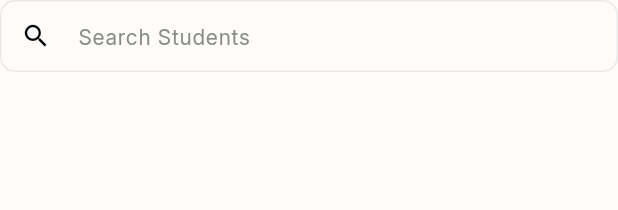
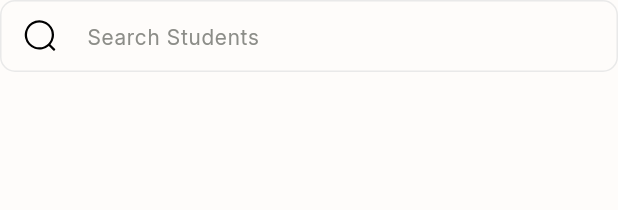
Before and after one commit to uttamkajavadra/his_quiz, a Flutter app: the CommonSearchField widget shown alone on an empty page, opened directly, on a phone screen of 412 x 824 dp. Shown: the top 210 px of the screen. Run offline on Flutter 3.47's test engine with Material 3 defaults, Android fonts, the phone set to English and light mode, and no system bars; our stand-ins replace dotted_border, flutter_svg, get.

Commit message:
create screen as per figma

```diff
--- a/lib/widgets/common_text_field.dart
+++ b/lib/widgets/common_text_field.dart
@@ -1,6 +1,8 @@
 import 'package:flutter/material.dart';
+import 'package:flutter_svg/svg.dart';
 import 'package:his_quiz/config/common_colors.dart';
 import 'package:his_quiz/config/common_text_style.dart';
+import 'package:his_quiz/config/image_path.dart';
 
 class CommonAuthField extends StatefulWidget {
   final String titleText;
@@ -93,8 +95,9 @@ class _CommonAuthFieldState extends State<CommonAuthField> {
             suffixIcon: widget.isPassword
                 ? IconButton(
                     icon: Icon(
-                      _obscureText ? Icons.visibility : Icons.visibility_off,
+                      _obscureText ? Icons.visibility_outlined : Icons.visibility_off_outlined,
                     ),
+                    color: CommonColors.textBlackColor,
                     onPressed: () {
                       setState(() {
                         _obscureText = !_obscureText;
@@ -148,19 +151,19 @@ class _CommonSearchFieldState extends State<CommonSearchField> {
                     left: 20,
                   ),
                   hintText: widget.hintText,
-                  prefixIcon: Icon(
-                    widget.icon,
-                    size: 20,
+                  prefixIcon: Container(
+                    height: 30,
+                    padding: const EdgeInsets.all(12.0),
+                    child: SvgPicture.asset(
+                      ImagePath.searchIcon,
+                      height: 30,
+                      width: 30,
+                      colorFilter: const ColorFilter.mode(
+                        CommonColors.blackColor,
+                        BlendMode.srcIn,
+                      ),
+                    ),
                   ),
-                  // prefixIcon: SvgPicture.asset(
-                  //   ImagePath.searchIcon,
-                  //   height: 30,
-                  //   width: 30,
-                  //   colorFilter: const ColorFilter.mode(
-                  //     CommonColors.blackColor,
-                  //     BlendMode.srcIn,
-                  //   ),
-                  // ),
                   hintStyle: CommonTextStyle.regular400.copyWith(
                     color: CommonColors.hintTextColor,
                     fontSize: 14,
```
Also changed, not shown: 3 other files.
